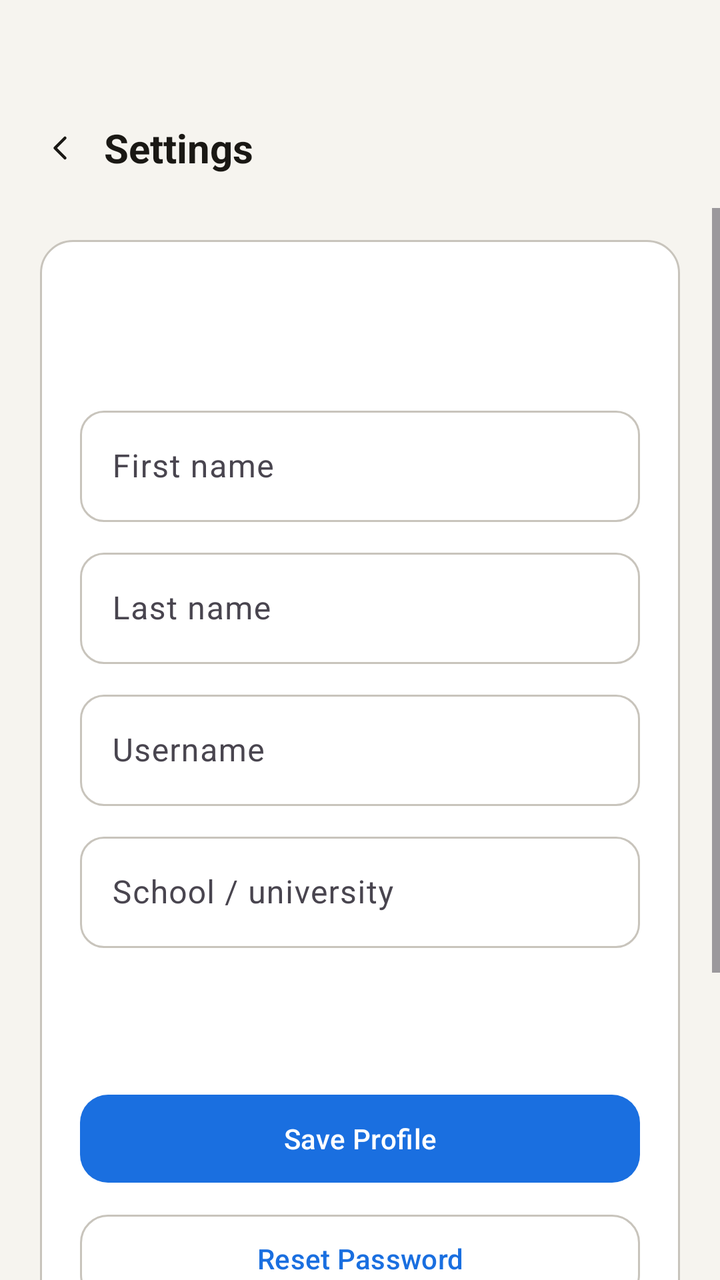
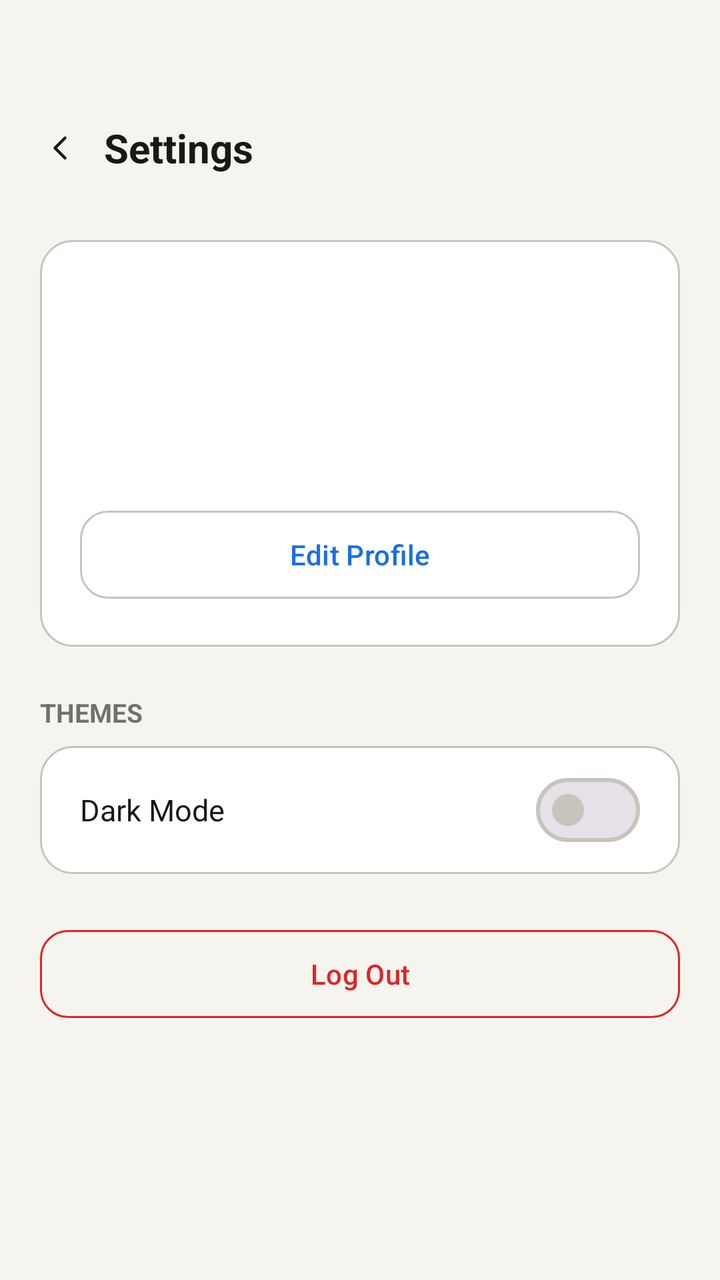

The first picture is an Android layout as it rendered before a commit; the second is the same layout after the commit. The layout source and the unified diff follow.
<!-- AndroidManifest.xml: application theme Theme.MPProject -->
<!-- res/layout/fragment_settings.xml -->
<?xml version="1.0" encoding="utf-8"?>
<LinearLayout xmlns:android="http://schemas.android.com/apk/res/android"
    xmlns:app="http://schemas.android.com/apk/res-auto"
    android:layout_width="match_parent"
    android:layout_height="match_parent"
    android:background="?android:colorBackground"
    android:orientation="vertical">

    
    <LinearLayout
        android:layout_width="match_parent"
        android:layout_height="wrap_content"
        android:gravity="center_vertical"
        android:orientation="horizontal"
        android:paddingHorizontal="8dp"
        android:paddingTop="52dp"
        android:paddingBottom="8dp">

        <ImageButton
            android:id="@+id/btn_back"
            android:layout_width="44dp"
            android:layout_height="44dp"
            android:background="?attr/selectableItemBackgroundBorderless"
            android:contentDescription="Back"
            android:src="@drawable/ic_chevron_left"
            app:tint="?attr/colorOnBackground" />

        <TextView
            android:layout_width="0dp"
            android:layout_height="wrap_content"
            android:layout_weight="1"
            android:text="@string/title_settings"
            android:textColor="?attr/colorOnBackground"
            android:textSize="20sp"
            android:textStyle="bold" />
    </LinearLayout>

    
    <ScrollView
        android:layout_width="match_parent"
        android:layout_height="0dp"
        android:layout_weight="1"
        android:fillViewport="true">

        <LinearLayout
            android:layout_width="match_parent"
            android:layout_height="wrap_content"
            android:orientation="vertical"
            android:paddingBottom="24dp">

            
            <LinearLayout
                android:layout_width="match_parent"
                android:layout_height="wrap_content"
                android:layout_marginHorizontal="20dp"
                android:layout_marginTop="16dp"
                android:background="@drawable/bg_rounded_surface"
                android:orientation="vertical"
                android:padding="20dp">

                
                <TextView
                    android:id="@+id/tv_profile_name"
                    android:layout_width="wrap_content"
                    android:layout_height="wrap_content"
                    android:textColor="?attr/colorOnBackground"
                    android:textSize="18sp"
                    android:textStyle="bold" />

                <TextView
                    android:id="@+id/tv_profile_username"
                    android:layout_width="wrap_content"
                    android:layout_height="wrap_content"
                    android:layout_marginTop="2dp"
                    android:textColor="?attr/colorOnSurface"
                    android:textSize="13sp"
                    android:alpha="0.7" />

                
                <ProgressBar
                    android:id="@+id/profile_progress_bar"
                    android:layout_width="wrap_content"
                    android:layout_height="wrap_content"
                    android:layout_gravity="center_horizontal"
                    android:layout_marginTop="8dp"
                    android:visibility="gone" />

                
                <com.google.android.material.textfield.TextInputLayout
                    android:id="@+id/edit_first_name_layout"
                    style="@style/Widget.Material3.TextInputLayout.OutlinedBox"
                    android:layout_width="match_parent"
                    android:layout_height="wrap_content"
                    android:layout_marginTop="16dp"
                    android:hint="First name"
                    app:boxCornerRadiusBottomEnd="12dp"
                    app:boxCornerRadiusBottomStart="12dp"
                    app:boxCornerRadiusTopEnd="12dp"
                    app:boxCornerRadiusTopStart="12dp">

                    <com.google.android.material.textfield.TextInputEditText
                        android:id="@+id/edit_first_name_text"
                        android:layout_width="match_parent"
                        android:layout_height="wrap_content"
                        android:inputType="textPersonName|textCapWords"
                        android:maxLines="1" />
                </com.google.android.material.textfield.TextInputLayout>

                <com.google.android.material.textfield.TextInputLayout
                    android:id="@+id/edit_last_name_layout"
                    style="@style/Widget.Material3.TextInputLayout.OutlinedBox"
                    android:layout_width="match_parent"
                    android:layout_height="wrap_content"
                    android:layout_marginTop="10dp"
                    android:hint="Last name"
                    app:boxCornerRadiusBottomEnd="12dp"
                    app:boxCornerRadiusBottomStart="12dp"
                    app:boxCornerRadiusTopEnd="12dp"
                    app:boxCornerRadiusTopStart="12dp">

                    <com.google.android.material.textfield.TextInputEditText
                        android:id="@+id/edit_last_name_text"
                        android:layout_width="match_parent"
                        android:layout_height="wrap_content"
                        android:inputType="textPersonName|textCapWords"
                        android:maxLines="1" />
                </com.google.android.material.textfield.TextInputLayout>

                <com.google.android.material.textfield.TextInputLayout
                    android:id="@+id/edit_username_layout"
                    style="@style/Widget.Material3.TextInputLayout.OutlinedBox"
                    android:layout_width="match_parent"
                    android:layout_height="wrap_content"
                    android:layout_marginTop="10dp"
                    android:hint="Username"
                    app:boxCornerRadiusBottomEnd="12dp"
                    app:boxCornerRadiusBottomStart="12dp"
                    app:boxCornerRadiusTopEnd="12dp"
                    app:boxCornerRadiusTopStart="12dp">

                    <com.google.android.material.textfield.TextInputEditText
                        android:id="@+id/edit_username_text"
                        android:layout_width="match_parent"
                        android:layout_height="wrap_content"
                        android:inputType="textNoSuggestions"
                        android:maxLines="1" />
                </com.google.android.material.textfield.TextInputLayout>

                <com.google.android.material.textfield.TextInputLayout
                    android:id="@+id/edit_school_layout"
                    style="@style/Widget.Material3.TextInputLayout.OutlinedBox"
                    android:layout_width="match_parent"
                    android:layout_height="wrap_content"
                    android:layout_marginTop="10dp"
                    android:hint="School / university"
                    app:boxCornerRadiusBottomEnd="12dp"
                    app:boxCornerRadiusBottomStart="12dp"
                    app:boxCornerRadiusTopEnd="12dp"
                    app:boxCornerRadiusTopStart="12dp">

                    <com.google.android.material.textfield.TextInputEditText
                        android:id="@+id/edit_school_text"
                        android:layout_width="match_parent"
                        android:layout_height="wrap_content"
                        android:inputType="textCapWords"
                        android:maxLines="1" />
                </com.google.android.material.textfield.TextInputLayout>

                
                <TextView
                    android:id="@+id/user_email_display"
                    android:layout_width="wrap_content"
                    android:layout_height="wrap_content"
                    android:layout_marginTop="14dp"
                    android:textColor="?attr/colorOnSurface"
                    android:textSize="13sp"
                    android:alpha="0.7" />

                <TextView
                    android:id="@+id/date_joined_display"
                    android:layout_width="wrap_content"
                    android:layout_height="wrap_content"
                    android:layout_marginTop="4dp"
                    android:textColor="?attr/colorOnSurface"
                    android:textSize="13sp"
                    android:alpha="0.7" />

                
                <com.google.android.material.button.MaterialButton
                    android:id="@+id/save_profile_button"
                    android:layout_width="match_parent"
                    android:layout_height="52dp"
                    android:layout_marginTop="16dp"
                    android:text="Save Profile"
                    app:cornerRadius="14dp" />

                
                <com.google.android.material.button.MaterialButton
                    android:id="@+id/profile_reset_password_button"
                    style="@style/Widget.Material3.Button.OutlinedButton"
                    android:layout_width="match_parent"
                    android:layout_height="52dp"
                    android:layout_marginTop="8dp"
                    android:text="Reset Password"
                    app:cornerRadius="14dp" />

            </LinearLayout>

            
            <LinearLayout
                android:layout_width="match_parent"
                android:layout_height="wrap_content"
                android:layout_marginHorizontal="20dp"
                android:layout_marginTop="16dp"
                android:background="@drawable/bg_rounded_surface"
                android:orientation="vertical"
                android:padding="4dp">

                
                <LinearLayout
                    android:layout_width="match_parent"
                    android:layout_height="56dp"
                    android:gravity="center_vertical"
                    android:orientation="horizontal"
                    android:paddingHorizontal="16dp">

                    <TextView
                        android:layout_width="0dp"
                        android:layout_height="wrap_content"
                        android:layout_weight="1"
                        android:text="@string/label_dark_mode"
                        android:textColor="?attr/colorOnBackground"
                        android:textSize="15sp" />

                    <com.google.android.material.materialswitch.MaterialSwitch
                        android:id="@+id/switch_dark_mode"
                        android:layout_width="wrap_content"
                        android:layout_height="wrap_content" />
                </LinearLayout>
            </LinearLayout>

            
            <com.google.android.material.button.MaterialButton
                android:id="@+id/btn_logout"
                style="@style/Widget.Material3.Button.OutlinedButton"
                android:layout_width="match_parent"
                android:layout_height="52dp"
                android:layout_marginHorizontal="20dp"
                android:layout_marginTop="24dp"
                android:text="@string/btn_logout"
                android:textColor="@color/error"
                app:cornerRadius="14dp"
                app:strokeColor="@color/error" />

        </LinearLayout>
    </ScrollView>

</LinearLayout>
<!-- resources referenced by this layout -->
<resources>
  <color name="error">#DC2626</color>
  <!-- drawable bg_rounded_surface (drawable) -->
  <?xml version="1.0" encoding="utf-8"?>
  <shape xmlns:android="http://schemas.android.com/apk/res/android"
      android:shape="rectangle">
      <solid android:color="?attr/colorSurface" />
      <corners android:radius="16dp" />
      <stroke
          android:width="1dp"
          android:color="?attr/colorOutline" />
  </shape>
  <!-- drawable ic_chevron_left (drawable) -->
  <vector xmlns:android="http://schemas.android.com/apk/res/android"
      android:width="20dp"
      android:height="20dp"
      android:viewportWidth="24"
      android:viewportHeight="24">
      <path
          android:fillColor="@android:color/transparent"
          android:pathData="M15,18L9,12L15,6"
          android:strokeColor="?attr/colorOnSurface"
          android:strokeWidth="1.8"
          android:strokeLineCap="round"
          android:strokeLineJoin="round" />
  </vector>
  <string name="btn_logout">Log Out</string>
  <string name="label_dark_mode">Dark Mode</string>
  <string name="title_settings">Settings</string>
  <style name="Theme.MPProject" parent="Theme.Material3.Light.NoActionBar">
          <item name="colorPrimary">@color/primary_light</item>
          <item name="colorOnPrimary">@color/on_primary</item>
          <item name="colorPrimaryContainer">@color/primary_container_light</item>
          <item name="colorSurface">@color/surface_light</item>
          <item name="colorSurfaceVariant">@color/surface_raised_light</item>
          <item name="android:colorBackground">@color/bg_light</item>
          <item name="colorOnBackground">@color/on_bg_light</item>
          <item name="colorOnSurface">@color/on_bg_light</item>
          <item name="colorOutline">@color/outline_light</item>
          <item name="colorError">@color/error</item>
          <item name="colorOnError">@color/on_error</item>
          
          <item name="android:statusBarColor">@android:color/transparent</item>
          <item name="android:navigationBarColor">@color/surface_light</item>
          <item name="android:windowLightStatusBar" tools:targetApi="23">true</item>
          <item name="android:windowLightNavigationBar" tools:targetApi="27">true</item>
          
          <item name="bottomNavigationStyle">@style/Widget.MPProject.BottomNavigationView</item>
      </style>
  <color name="primary_light">#1A6FE0</color>
  <color name="on_primary">#FFFFFF</color>
  <color name="primary_container_light">#D6E8FF</color>
  <color name="surface_light">#FFFFFF</color>
  <color name="surface_raised_light">#F0EDE6</color>
  <color name="bg_light">#F6F4EF</color>
  <color name="on_bg_light">#1A1814</color>
  <color name="outline_light">#C8C4BC</color>
  <color name="on_error">#FFFFFF</color>
  <style name="Widget.MPProject.BottomNavigationView" parent="Widget.Material3.BottomNavigationView">
          <item name="android:background">@color/surface_light</item>
          <item name="itemIconTint">@color/bottom_nav_item_color</item>
          <item name="itemTextColor">@color/bottom_nav_item_color</item>
          <item name="labelVisibilityMode">labeled</item>
      </style>
</resources>

<!-- the commit's change to res/layout/fragment_settings.xml (unified diff, before → after) -->
@@ -46,7 +46,7 @@
             android:layout_width="match_parent"
             android:layout_height="wrap_content"
             android:orientation="vertical"
-            android:paddingBottom="24dp">
+            android:paddingBottom="32dp">
 
             
             <LinearLayout
@@ -59,164 +59,191 @@
                 android:padding="20dp">
 
                 
-                <TextView
-                    android:id="@+id/tv_profile_name"
-                    android:layout_width="wrap_content"
-                    android:layout_height="wrap_content"
-                    android:textColor="?attr/colorOnBackground"
-                    android:textSize="18sp"
-                    android:textStyle="bold" />
-
-                <TextView
-                    android:id="@+id/tv_profile_username"
-                    android:layout_width="wrap_content"
-                    android:layout_height="wrap_content"
-                    android:layout_marginTop="2dp"
-                    android:textColor="?attr/colorOnSurface"
-                    android:textSize="13sp"
-                    android:alpha="0.7" />
-
-                
                 <ProgressBar
                     android:id="@+id/profile_progress_bar"
                     android:layout_width="wrap_content"
                     android:layout_height="wrap_content"
                     android:layout_gravity="center_horizontal"
+                    android:layout_marginBottom="8dp"
+                    android:visibility="gone" />
+
+                
+                <TextView
+                    android:id="@+id/tv_profile_name"
+                    android:layout_width="wrap_content"
+                    android:layout_height="wrap_content"
+                    android:textColor="?attr/colorOnBackground"
+                    android:textSize="20sp"
+                    android:textStyle="bold" />
+
+                <TextView
+                    android:id="@+id/tv_profile_username"
+                    android:layout_width="wrap_content"
+                    android:layout_height="wrap_content"
+                    android:layout_marginTop="2dp"
+                    android:alpha="0.7"
+                    android:textColor="?attr/colorOnSurface"
+                    android:textSize="14sp" />
+
+                <TextView
+                    android:id="@+id/user_email_display"
+                    android:layout_width="wrap_content"
+                    android:layout_height="wrap_content"
                     android:layout_marginTop="8dp"
-                    android:visibility="gone" />
-
-                
-                <com.google.android.material.textfield.TextInputLayout
-                    android:id="@+id/edit_first_name_layout"
-                    style="@style/Widget.Material3.TextInputLayout.OutlinedBox"
-                    android:layout_width="match_parent"
-                    android:layout_height="wrap_content"
-                    android:layout_marginTop="16dp"
-                    android:hint="First name"
-                    app:boxCornerRadiusBottomEnd="12dp"
-                    app:boxCornerRadiusBottomStart="12dp"
-                    app:boxCornerRadiusTopEnd="12dp"
-                    app:boxCornerRadiusTopStart="12dp">
-
-                    <com.google.android.material.textfield.TextInputEditText
-                        android:id="@+id/edit_first_name_text"
-                        android:layout_width="match_parent"
-                        android:layout_height="wrap_content"
-                        android:inputType="textPersonName|textCapWords"
-                        android:maxLines="1" />
-                </com.google.android.material.textfield.TextInputLayout>
-
-                <com.google.android.material.textfield.TextInputLayout
-                    android:id="@+id/edit_last_name_layout"
-                    style="@style/Widget.Material3.TextInputLayout.OutlinedBox"
-                    android:layout_width="match_parent"
-                    android:layout_height="wrap_content"
-                    android:layout_marginTop="10dp"
-                    android:hint="Last name"
-                    app:boxCornerRadiusBottomEnd="12dp"
-                    app:boxCornerRadiusBottomStart="12dp"
-                    app:boxCornerRadiusTopEnd="12dp"
-                    app:boxCornerRadiusTopStart="12dp">
-
-                    <com.google.android.material.textfield.TextInputEditText
-                        android:id="@+id/edit_last_name_text"
-                        android:layout_width="match_parent"
-                        android:layout_height="wrap_content"
-                        android:inputType="textPersonName|textCapWords"
-                        android:maxLines="1" />
-                </com.google.android.material.textfield.TextInputLayout>
-
-                <com.google.android.material.textfield.TextInputLayout
-                    android:id="@+id/edit_username_layout"
-                    style="@style/Widget.Material3.TextInputLayout.OutlinedBox"
-                    android:layout_width="match_parent"
-                    android:layout_height="wrap_content"
-                    android:layout_marginTop="10dp"
-                    android:hint="Username"
-                    app:boxCornerRadiusBottomEnd="12dp"
-                    app:boxCornerRadiusBottomStart="12dp"
-                    app:boxCornerRadiusTopEnd="12dp"
-                    app:boxCornerRadiusTopStart="12dp">
-
-                    <com.google.android.material.textfield.TextInputEditText
-                        android:id="@+id/edit_username_text"
-                        android:layout_width="match_parent"
-                        android:layout_height="wrap_content"
-                        android:inputType="textNoSuggestions"
-                        android:maxLines="1" />
-                </com.google.android.material.textfield.TextInputLayout>
-
-                <com.google.android.material.textfield.TextInputLayout
-                    android:id="@+id/edit_school_layout"
-                    style="@style/Widget.Material3.TextInputLayout.OutlinedBox"
-                    android:layout_width="match_parent"
-                    android:layout_height="wrap_content"
-                    android:layout_marginTop="10dp"
-                    android:hint="School / university"
-                    app:boxCornerRadiusBottomEnd="12dp"
-                    app:boxCornerRadiusBottomStart="12dp"
-                    app:boxCornerRadiusTopEnd="12dp"
-                    app:boxCornerRadiusTopStart="12dp">
-
-                    <com.google.android.material.textfield.TextInputEditText
-                        android:id="@+id/edit_school_text"
-                        android:layout_width="match_parent"
-                        android:layout_height="wrap_content"
-                        android:inputType="textCapWords"
-                        android:maxLines="1" />
-                </com.google.android.material.textfield.TextInputLayout>
-
-                
-                <TextView
-                    android:id="@+id/user_email_display"
-                    android:layout_width="wrap_content"
-                    android:layout_height="wrap_content"
-                    android:layout_marginTop="14dp"
+                    android:alpha="0.7"
                     android:textColor="?attr/colorOnSurface"
-                    android:textSize="13sp"
-                    android:alpha="0.7" />
+                    android:textSize="13sp" />
 
                 <TextView
                     android:id="@+id/date_joined_display"
                     android:layout_width="wrap_content"
                     android:layout_height="wrap_content"
                     android:layout_marginTop="4dp"
+                    android:alpha="0.7"
                     android:textColor="?attr/colorOnSurface"
-                    android:textSize="13sp"
-                    android:alpha="0.7" />
+                    android:textSize="13sp" />
 
                 
                 <com.google.android.material.button.MaterialButton
-                    android:id="@+id/save_profile_button"
+                    android:id="@+id/btn_edit_profile"
+                    style="@style/Widget.Material3.Button.OutlinedButton"
                     android:layout_width="match_parent"
                     android:layout_height="52dp"
                     android:layout_marginTop="16dp"
-                    android:text="Save Profile"
+                    android:text="Edit Profile"
                     app:cornerRadius="14dp" />
 
                 
-                <com.google.android.material.button.MaterialButton
-                    android:id="@+id/profile_reset_password_button"
-                    style="@style/Widget.Material3.Button.OutlinedButton"
+                <LinearLayout
+                    android:id="@+id/ll_edit_fields"
                     android:layout_width="match_parent"
-                    android:layout_height="52dp"
-                    android:layout_marginTop="8dp"
-                    android:text="Reset Password"
-                    app:cornerRadius="14dp" />
+                    android:layout_height="wrap_content"
+                    android:orientation="vertical"
+                    android:visibility="gone">
+
+                    <com.google.android.material.textfield.TextInputLayout
+                        android:id="@+id/edit_first_name_layout"
+                        style="@style/Widget.Material3.TextInputLayout.OutlinedBox"
+                        android:layout_width="match_parent"
+                        android:layout_height="wrap_content"
+                        android:layout_marginTop="16dp"
+                        android:hint="First name"
+                        app:boxCornerRadiusBottomEnd="12dp"
+                        app:boxCornerRadiusBottomStart="12dp"
+                        app:boxCornerRadiusTopEnd="12dp"
+                        app:boxCornerRadiusTopStart="12dp">
+
+                        <com.google.android.material.textfield.TextInputEditText
+                            android:id="@+id/edit_first_name_text"
+                            android:layout_width="match_parent"
+                            android:layout_height="wrap_content"
+                            android:inputType="textPersonName|textCapWords"
+                            android:maxLines="1" />
+                    </com.google.android.material.textfield.TextInputLayout>
+
+                    <com.google.android.material.textfield.TextInputLayout
+                        android:id="@+id/edit_last_name_layout"
+                        style="@style/Widget.Material3.TextInputLayout.OutlinedBox"
+                        android:layout_width="match_parent"
+                        android:layout_height="wrap_content"
+                        android:layout_marginTop="10dp"
+                        android:hint="Last name"
+                        app:boxCornerRadiusBottomEnd="12dp"
+                        app:boxCornerRadiusBottomStart="12dp"
+                        app:boxCornerRadiusTopEnd="12dp"
+                        app:boxCornerRadiusTopStart="12dp">
+
+                        <com.google.android.material.textfield.TextInputEditText
+                            android:id="@+id/edit_last_name_text"
+                            android:layout_width="match_parent"
+                            android:layout_height="wrap_content"
+                            android:inputType="textPersonName|textCapWords"
+                            android:maxLines="1" />
+                    </com.google.android.material.textfield.TextInputLayout>
+
+                    <com.google.android.material.textfield.TextInputLayout
+                        android:id="@+id/edit_username_layout"
+                        style="@style/Widget.Material3.TextInputLayout.OutlinedBox"
+                        android:layout_width="match_parent"
+                        android:layout_height="wrap_content"
+                        android:layout_marginTop="10dp"
+                        android:hint="Username"
+                        app:boxCornerRadiusBottomEnd="12dp"
+                        app:boxCornerRadiusBottomStart="12dp"
+                        app:boxCornerRadiusTopEnd="12dp"
+                        app:boxCornerRadiusTopStart="12dp">
+
+                        <com.google.android.material.textfield.TextInputEditText
+                            android:id="@+id/edit_username_text"
+                            android:layout_width="match_parent"
+                            android:layout_height="wrap_content"
+                            android:inputType="textNoSuggestions"
+                            android:maxLines="1" />
+                    </com.google.android.material.textfield.TextInputLayout>
+
+                    <com.google.android.material.textfield.TextInputLayout
+                        android:id="@+id/edit_school_layout"
+                        style="@style/Widget.Material3.TextInputLayout.OutlinedBox"
+                        android:layout_width="match_parent"
+                        android:layout_height="wrap_content"
+                        android:layout_marginTop="10dp"
+                        android:hint="School / university"
+                        app:boxCornerRadiusBottomEnd="12dp"
+                        app:boxCornerRadiusBottomStart="12dp"
+                        app:boxCornerRadiusTopEnd="12dp"
+                        app:boxCornerRadiusTopStart="12dp">
+
+                        <com.google.android.material.textfield.TextInputEditText
+                            android:id="@+id/edit_school_text"
+                            android:layout_width="match_parent"
+                            android:layout_height="wrap_content"
+                            android:inputType="textCapWords"
+                            android:maxLines="1" />
+                    </com.google.android.material.textfield.TextInputLayout>
+
+                    <com.google.android.material.button.MaterialButton
+                        android:id="@+id/save_profile_button"
+                        android:layout_width="match_parent"
+                        android:layout_height="52dp"
+                        android:layout_marginTop="16dp"
+                        android:text="Save Profile"
+                        app:cornerRadius="14dp" />
+
+                    <com.google.android.material.button.MaterialButton
+                        android:id="@+id/profile_reset_password_button"
+                        style="@style/Widget.Material3.Button.OutlinedButton"
+                        android:layout_width="match_parent"
+                        android:layout_height="52dp"
+                        android:layout_marginTop="8dp"
+                        android:text="Reset Password"
+                        app:cornerRadius="14dp" />
+
+                </LinearLayout>
 
             </LinearLayout>
 
             
+            <TextView
+                android:layout_width="wrap_content"
+                android:layout_height="wrap_content"
+                android:layout_marginHorizontal="20dp"
+                android:layout_marginTop="24dp"
+                android:layout_marginBottom="8dp"
+                android:text="Themes"
+                android:textColor="?attr/colorOnBackground"
+                android:textSize="13sp"
+                android:textStyle="bold"
+                android:alpha="0.6"
+                android:textAllCaps="true" />
+
             <LinearLayout
                 android:layout_width="match_parent"
                 android:layout_height="wrap_content"
                 android:layout_marginHorizontal="20dp"
-                android:layout_marginTop="16dp"
                 android:background="@drawable/bg_rounded_surface"
                 android:orientation="vertical"
                 android:padding="4dp">
 
-                
                 <LinearLayout
                     android:layout_width="match_parent"
                     android:layout_height="56dp"
